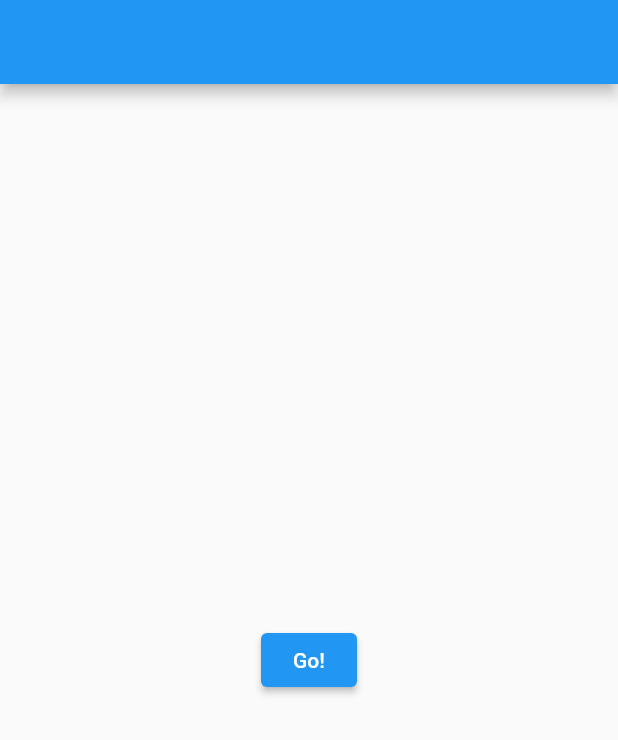
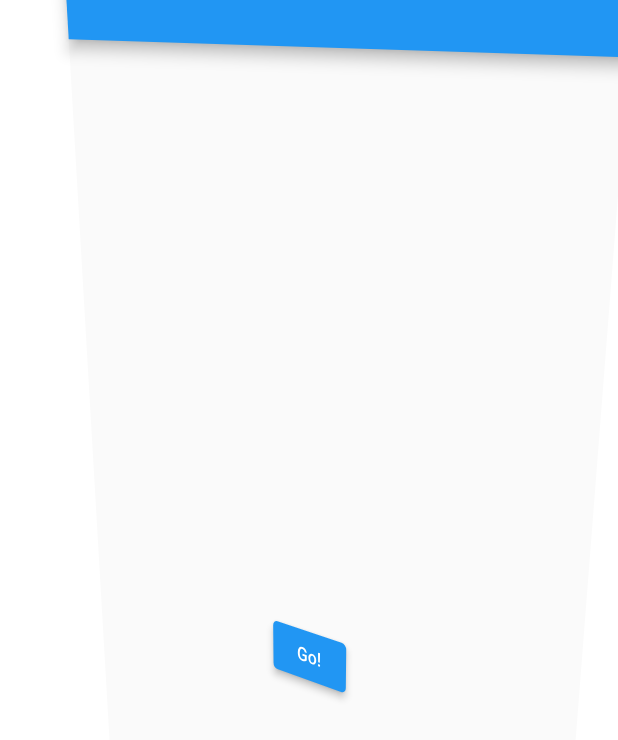
Before and after one commit to cryoelite/CITO, a Flutter app: the screen it shows after launch, on a phone screen of 412 x 824 dp. Shown: the top 740 px of the screen. Run offline on Flutter 3.47's test engine with Material 2 defaults, Android fonts, the phone set to English and light mode, and no system bars; our stand-ins replace firebase_auth, flutter_svg, google_fonts; missing offline and left inert: adobe_xd; accounts and stored records are empty.

Commit message:
still learning perspective

```diff
--- a/citoflutter/lib/main.dart
+++ b/citoflutter/lib/main.dart
@@ -7,8 +7,15 @@ main() {
 }
 
 class Page1 extends StatelessWidget {
+  Offset offset1 = Offset(0.4, 0.7);
   Widget build(BuildContext context) {
-    return Scaffold(
+    return Transform(
+      transform: Matrix4.identity()
+        ..setEntry(3, 2, 0.001)
+        ..rotateX(offset1.dx)
+        ..rotateY(offset1.dy),
+      alignment: FractionalOffset.center,
+      child: Scaffold(
         appBar: AppBar(),
         body: Center(
           child: ElevatedButton(
@@ -16,6 +23,7 @@ class Page1 extends StatelessWidget {
             onPressed: () {
               Navigator.of(context).push(_createRoute());
             },
+          ),
         ),
       ),
     );
```
Lines whose indentation alone changed are shown as unchanged.
